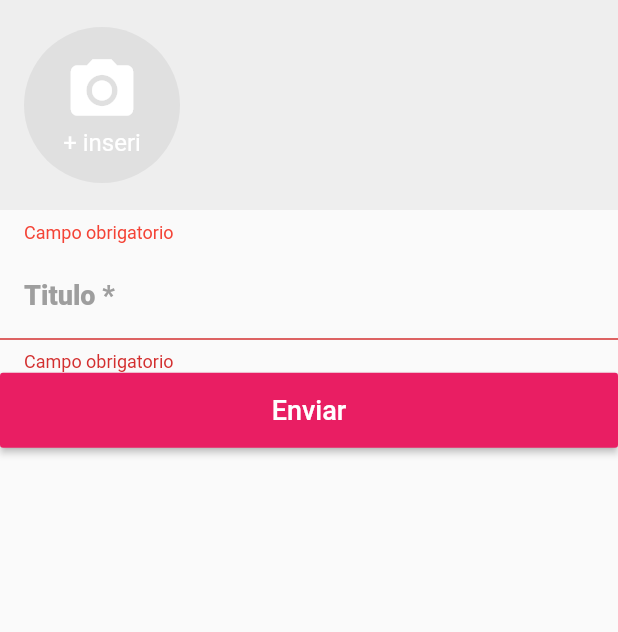
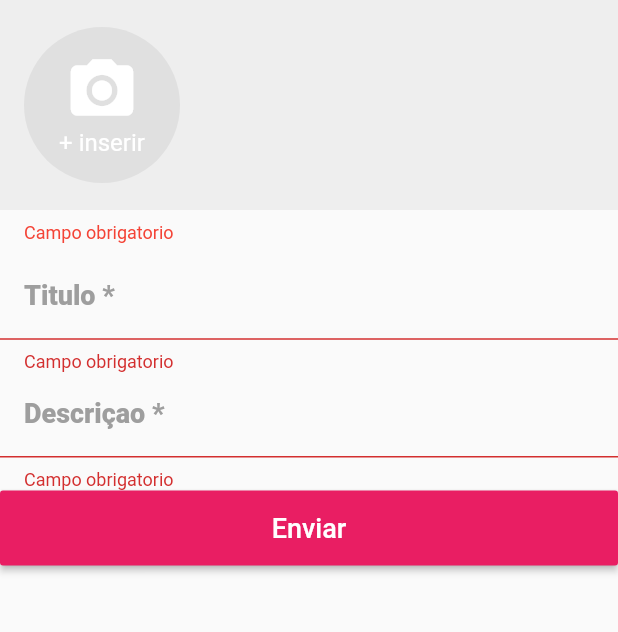
Before and after one commit to pedroaguiar1994/projetoXLO, a Flutter app: the CreateScreen screen opened directly, after a tap on "Enviar", on a phone screen of 412 x 824 dp, the part 84-716 px from its top. Run offline on Flutter 3.47's test engine with Material 2 defaults, Android fonts, the phone set to English and light mode, and no system bars; our stand-ins replace brasil_fields, image_picker, rxdart.

Commit message:
somente atualizaçao do codigo create scree e images

```diff
--- a/lib/screens/create/create_screen.dart
+++ b/lib/screens/create/create_screen.dart
@@ -40,6 +40,27 @@ class _CreateScreenState extends State<CreateScreen> {
 
               ),
               validator: (text){
+                if(text.trim().isEmpty) return 'Campo obrigatorio';
+                if(text.trim().length < 10)
+                return 'Descriçao muito curta';
+                return null;
+              },
+              onSaved: (t){
+
+              },
+            ),
+            TextFormField(
+              decoration: InputDecoration(
+                labelText: 'Descriçao *',
+                labelStyle: TextStyle(
+                  fontWeight: FontWeight.w800,
+                  color: Colors.grey,
+                  fontSize: 18,
+                ),
+                contentPadding:  const EdgeInsets.fromLTRB(16, 10, 12, 10),
+
+              ),
+              validator: (text){
                 if(text.isEmpty) return 'Campo obrigatorio';
                 return null;
               },
--- a/lib/screens/create/widgets/images_field.dart
+++ b/lib/screens/create/widgets/images_field.dart
@@ -56,7 +56,7 @@ class ImagesField extends StatelessWidget {
                               color: Colors.white,
                             ),
                             Text(
-                              '+ inseri',
+                              '+ inserir',
                               style: TextStyle(color: Colors.white)
                             )
                           ]
```
